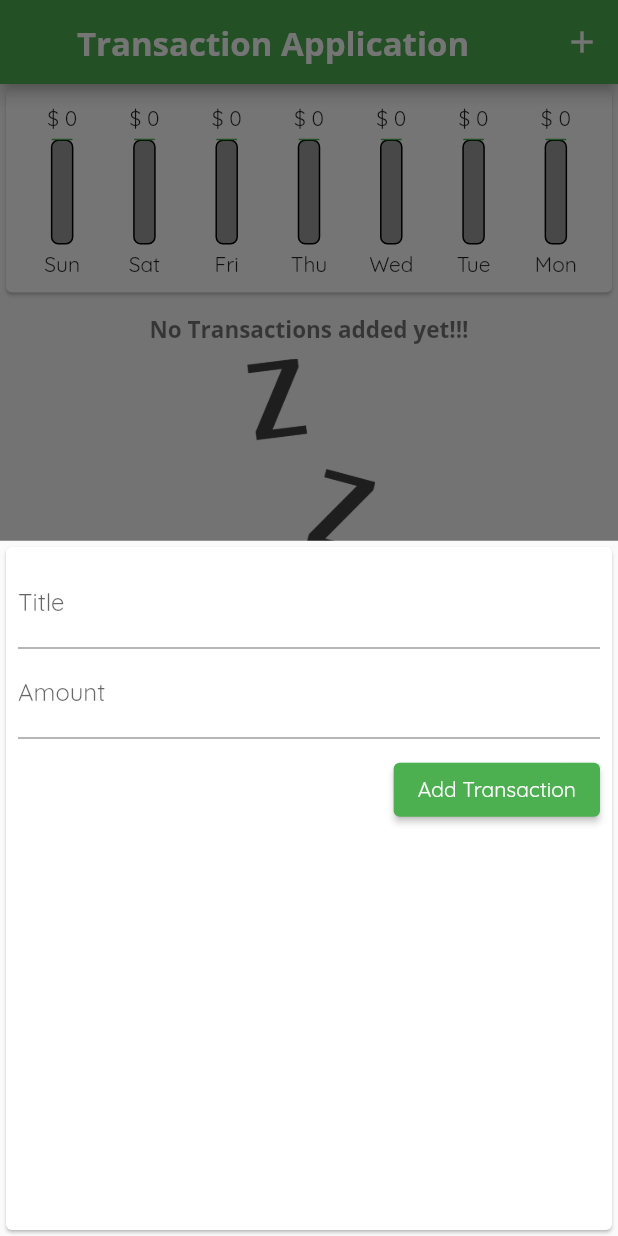
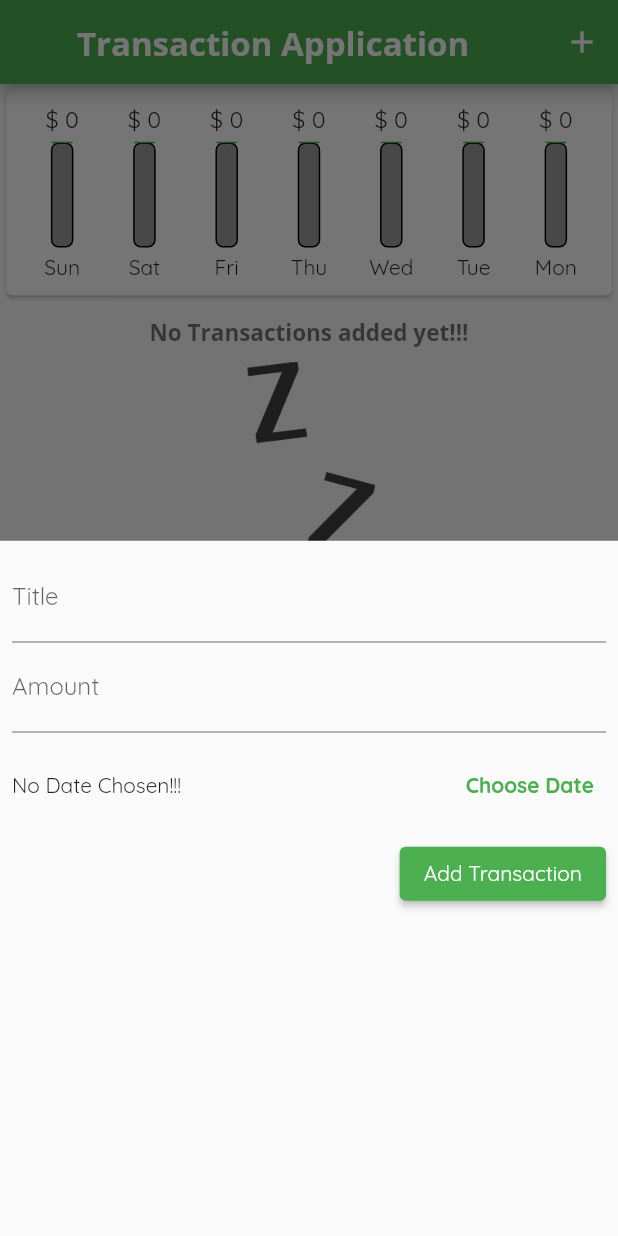
Before and after one commit to Rinnohara9803/transaction_manager_app, a Flutter app: the screen it shows after launch, after a tap on the "add" icon, on a phone screen of 412 x 824 dp. Run offline on Flutter 3.47's test engine with Material 2 defaults, Android fonts, the phone set to English and light mode, and no system bars; our stand-ins replace sqflite; accounts and stored records are empty.

Commit message:
datepicker added

```diff
--- a/lib/models/transaction.dart
+++ b/lib/models/transaction.dart
@@ -1,3 +1,8 @@
+import 'dart:async';
+
+import 'package:path/path.dart';
+import 'package:sqflite/sqflite.dart';
+
 class Transaction {
   String id;
   String title;
--- a/lib/widgets/chart_bars.dart
+++ b/lib/widgets/chart_bars.dart
@@ -14,9 +14,12 @@ class ChartBar extends StatelessWidget {
   Widget build(BuildContext context) {
     return Column(
       children: [
-        FittedBox(
-          child: Text(
-            '\$ $spendingAmount',
+        Container(
+          height: 20,
+          child: FittedBox(
+            child: Text(
+              '\$ $spendingAmount',
+            ),
           ),
         ),
         const SizedBox(
--- a/lib/widgets/new_transaction.dart
+++ b/lib/widgets/new_transaction.dart
@@ -1,6 +1,7 @@
 import 'package:flutter/material.dart';
+import 'package:intl/intl.dart';
 
-class NewTransaction extends StatelessWidget {
+class NewTransaction extends StatefulWidget {
   // const NewTransaction({Key? key}) : super(key: key);
 
   final Function addTransaction;
@@ -8,26 +9,50 @@ class NewTransaction extends StatelessWidget {
   NewTransaction(this.addTransaction);
 
   @override
-  Widget build(BuildContext context) {
-    TextEditingController titleController = TextEditingController();
-    TextEditingController amountController = TextEditingController();
+  State<NewTransaction> createState() => _NewTransactionState();
+}
+
+class _NewTransactionState extends State<NewTransaction> {
+  final titleController = TextEditingController();
+  final amountController = TextEditingController();
+  DateTime? selectedDate;
 
   void submitData() {
     final titleText = titleController.text;
     var amount = int.tryParse(amountController.text) ?? 0;
 
-      if (titleText.isEmpty || amount <= 0) {
+    if (titleText.isEmpty || amount <= 0 || selectedDate == null) {
       return;
     }
-      addTransaction(
+    widget.addTransaction(
+      DateTime.now().toString(),
       titleText,
       amount,
+      selectedDate,
     );
   }
 
-    return Container(
+  void _presentDatePicker() {
+    showDatePicker(
+      context: context,
+      initialDate: DateTime.now(),
+      firstDate: DateTime(2019),
+      lastDate: DateTime.now(),
+    ).then((pickedDate) {
+      if (pickedDate == null) {
+        return;
+      }
+      setState(() {
+        selectedDate = pickedDate;
+      });
+    });
+  }
+
+  @override
+  Widget build(BuildContext context) {
+    return SingleChildScrollView(
+      child: Container(
         height: 500,
-      child: Card(
         child: Padding(
           padding: const EdgeInsets.all(8.0),
           child: Column(
@@ -56,6 +81,36 @@ class NewTransaction extends StatelessWidget {
               const SizedBox(
                 height: 10,
               ),
+              Container(
+                height: 50,
+                child: Row(
+                  mainAxisAlignment: MainAxisAlignment.spaceBetween,
+                  children: [
+                    Text(
+                      selectedDate == null
+                          ? 'No Date Chosen!!!'
+                          : DateFormat.yMd().format(
+                              selectedDate!,
+                            ),
+                    ),
+                    const SizedBox(
+                      width: 10,
+                    ),
+                    TextButton(
+                      onPressed: _presentDatePicker,
+                      child: const Text(
+                        'Choose Date',
+                        style: TextStyle(
+                          fontWeight: FontWeight.bold,
+                        ),
+                      ),
+                    )
+                  ],
+                ),
+              ),
+              const SizedBox(
+                height: 10,
+              ),
               ElevatedButton(
                 onPressed: submitData,
                 child: const Text(
--- a/pubspec.yaml
+++ b/pubspec.yaml
@@ -34,6 +34,8 @@ dependencies:
   # Use with the CupertinoIcons class for iOS style icons.
   cupertino_icons: ^1.0.2
   intl: ^0.17.0
+  sqflite:
+  path:
 
 dev_dependencies:
   flutter_test:
```
Also changed, not shown: lib/main.dart (+16 -0 lines), lib/screens/home_page.dart (+13 -4 lines), lib/widgets/transaction_list.dart (+33 -46 lines), pubspec.lock. Lines whose indentation alone changed are shown as unchanged.
